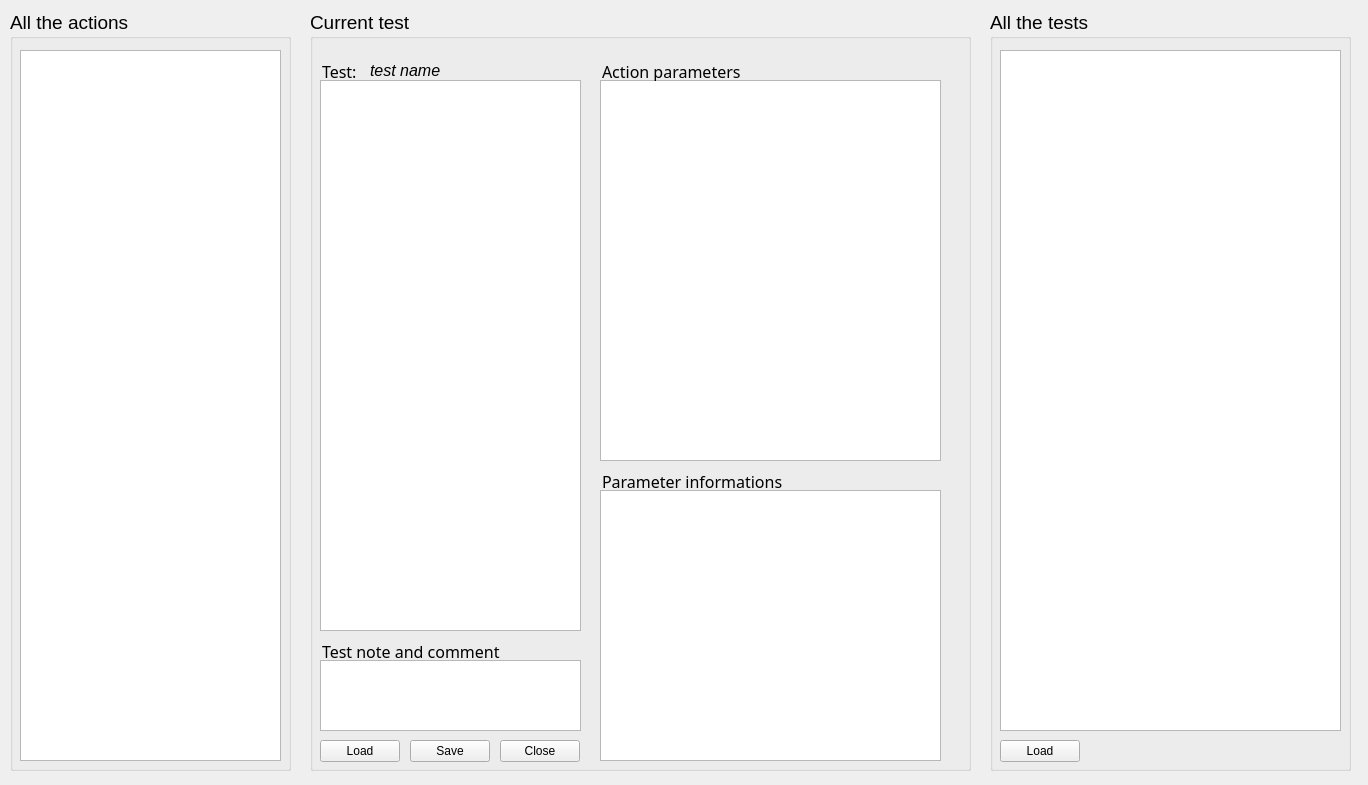
The window that scriptbuilder/mainwindow.ui (robotology/blocktest) describes before a commit, drawn with Qt 5.
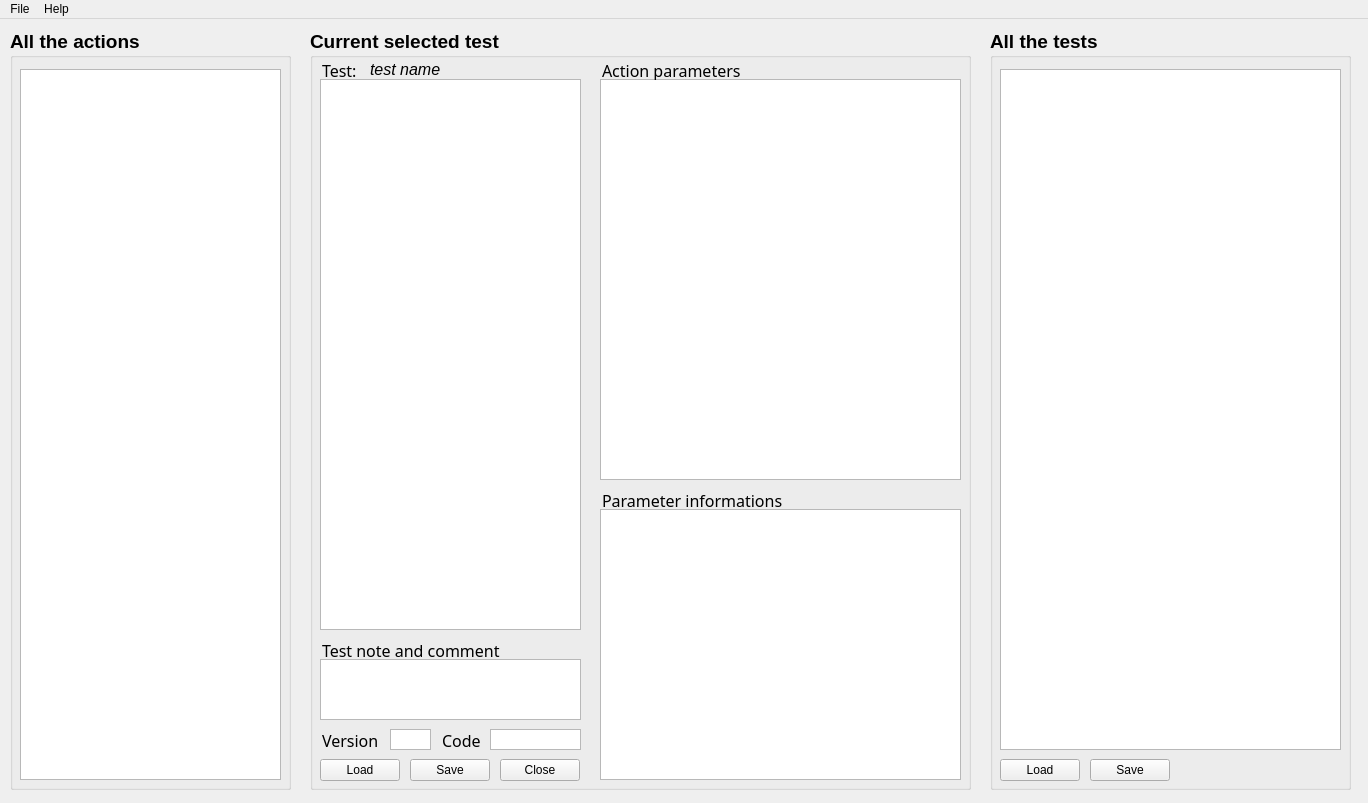
The same window after the commit.

Diff of the .ui file:
```diff
--- a/scriptbuilder/mainwindow.ui
+++ b/scriptbuilder/mainwindow.ui
@@ -10,7 +10,7 @@
     <x>0</x>
     <y>0</y>
     <width>1368</width>
-    <height>785</height>
+    <height>803</height>
    </rect>
   </property>
   <property name="windowTitle">
@@ -32,10 +32,12 @@
     <property name="font">
      <font>
       <pointsize>14</pointsize>
+      <weight>75</weight>
+      <bold>true</bold>
      </font>
     </property>
     <property name="title">
-     <string>Current test</string>
+     <string>Current selected test</string>
     </property>
     <widget class="QPushButton" name="saveButton">
      <property name="geometry">
@@ -49,6 +51,8 @@
      <property name="font">
       <font>
        <pointsize>9</pointsize>
+       <weight>50</weight>
+       <bold>false</bold>
       </font>
      </property>
      <property name="text">
@@ -67,6 +71,8 @@
      <property name="font">
       <font>
        <pointsize>9</pointsize>
+       <weight>50</weight>
+       <bold>false</bold>
       </font>
      </property>
      <property name="text">
@@ -77,7 +83,7 @@
      <property name="geometry">
       <rect>
        <x>60</x>
-       <y>50</y>
+       <y>30</y>
        <width>111</width>
        <height>20</height>
       </rect>
@@ -98,7 +104,7 @@
      <property name="geometry">
       <rect>
        <x>10</x>
-       <y>70</y>
+       <y>50</y>
        <width>261</width>
        <height>551</height>
       </rect>
@@ -106,6 +112,8 @@
      <property name="font">
       <font>
        <pointsize>10</pointsize>
+       <weight>50</weight>
+       <bold>false</bold>
       </font>
      </property>
      <property name="editTriggers">
@@ -133,6 +141,8 @@
      <property name="font">
       <font>
        <pointsize>9</pointsize>
+       <weight>50</weight>
+       <bold>false</bold>
       </font>
      </property>
      <property name="text">
@@ -143,14 +153,16 @@
      <property name="geometry">
       <rect>
        <x>290</x>
-       <y>70</y>
-       <width>341</width>
-       <height>381</height>
+       <y>50</y>
+       <width>361</width>
+       <height>401</height>
       </rect>
      </property>
      <property name="font">
       <font>
        <pointsize>10</pointsize>
+       <weight>50</weight>
+       <bold>false</bold>
       </font>
      </property>
      <property name="sizeAdjustPolicy">
@@ -201,13 +213,15 @@
       <rect>
        <x>290</x>
        <y>480</y>
-       <width>341</width>
+       <width>361</width>
        <height>271</height>
       </rect>
      </property>
      <property name="font">
       <font>
        <pointsize>10</pointsize>
+       <weight>50</weight>
+       <bold>false</bold>
       </font>
      </property>
      <property name="sizeAdjustPolicy">
@@ -298,7 +312,7 @@
      <property name="geometry">
       <rect>
        <x>290</x>
-       <y>50</y>
+       <y>30</y>
        <width>161</width>
        <height>21</height>
       </rect>
@@ -333,7 +347,7 @@
      <property name="geometry">
       <rect>
        <x>10</x>
-       <y>50</y>
+       <y>30</y>
        <width>41</width>
        <height>21</height>
       </rect>
@@ -368,7 +382,7 @@
      <property name="geometry">
       <rect>
        <x>10</x>
-       <y>630</y>
+       <y>610</y>
        <width>201</width>
        <height>21</height>
       </rect>
@@ -400,15 +414,133 @@
      <property name="geometry">
       <rect>
        <x>10</x>
-       <y>650</y>
+       <y>630</y>
        <width>261</width>
-       <height>71</height>
+       <height>61</height>
       </rect>
      </property>
      <property name="font">
       <font>
        <pointsize>10</pointsize>
+       <weight>50</weight>
+       <bold>false</bold>
       </font>
+     </property>
+     <property name="readOnly">
+      <bool>false</bool>
+     </property>
+    </widget>
+    <widget class="QLineEdit" name="lineEdit_8">
+     <property name="enabled">
+      <bool>true</bool>
+     </property>
+     <property name="geometry">
+      <rect>
+       <x>10</x>
+       <y>700</y>
+       <width>71</width>
+       <height>21</height>
+      </rect>
+     </property>
+     <property name="font">
+      <font>
+       <family>Sans Serif</family>
+       <pointsize>12</pointsize>
+       <weight>50</weight>
+       <italic>false</italic>
+       <bold>false</bold>
+      </font>
+     </property>
+     <property name="autoFillBackground">
+      <bool>false</bool>
+     </property>
+     <property name="styleSheet">
+      <string notr="true">font: 12pt &quot;Sans Serif&quot;;
+background-color: rgba(0, 0, 0, 0);</string>
+     </property>
+     <property name="text">
+      <string>Version</string>
+     </property>
+     <property name="frame">
+      <bool>false</bool>
+     </property>
+    </widget>
+    <widget class="QTextBrowser" name="testVersion">
+     <property name="geometry">
+      <rect>
+       <x>80</x>
+       <y>700</y>
+       <width>41</width>
+       <height>21</height>
+      </rect>
+     </property>
+     <property name="font">
+      <font>
+       <pointsize>10</pointsize>
+       <weight>50</weight>
+       <bold>false</bold>
+      </font>
+     </property>
+     <property name="verticalScrollBarPolicy">
+      <enum>Qt::ScrollBarAlwaysOff</enum>
+     </property>
+     <property name="readOnly">
+      <bool>false</bool>
+     </property>
+    </widget>
+    <widget class="QLineEdit" name="lineEdit_9">
+     <property name="enabled">
+      <bool>true</bool>
+     </property>
+     <property name="geometry">
+      <rect>
+       <x>130</x>
+       <y>700</y>
+       <width>51</width>
+       <height>21</height>
+      </rect>
+     </property>
+     <property name="font">
+      <font>
+       <family>Sans Serif</family>
+       <pointsize>12</pointsize>
+       <weight>50</weight>
+       <italic>false</italic>
+       <bold>false</bold>
+      </font>
+     </property>
+     <property name="autoFillBackground">
+      <bool>false</bool>
+     </property>
+     <property name="styleSheet">
+      <string notr="true">font: 12pt &quot;Sans Serif&quot;;
+background-color: rgba(0, 0, 0, 0);</string>
+     </property>
+     <property name="text">
+      <string>Code</string>
+     </property>
+     <property name="frame">
+      <bool>false</bool>
+     </property>
+    </widget>
+    <widget class="QTextBrowser" name="testCode">
+     <property name="geometry">
+      <rect>
+       <x>180</x>
+       <y>700</y>
+       <width>91</width>
+       <height>21</height>
+      </rect>
+     </property>
+     <property name="font">
+      <font>
+       <pointsize>10</pointsize>
+       <weight>50</weight>
+       <bold>false</bold>
+      </font>
+     </property>
+     <property name="verticalScrollBarPolicy">
+      <enum>Qt::ScrollBarAlwaysOff</enum>
      </property>
     </widget>
    </widget>
@@ -424,6 +556,8 @@
     <property name="font">
      <font>
       <pointsize>14</pointsize>
+      <weight>75</weight>
+      <bold>true</bold>
      </font>
     </property>
     <property name="title">
@@ -441,6 +575,8 @@
      <property name="font">
       <font>
        <pointsize>10</pointsize>
+       <weight>50</weight>
+       <bold>false</bold>
       </font>
      </property>
      <property name="editTriggers">
@@ -466,6 +602,8 @@
     <property name="font">
      <font>
       <pointsize>14</pointsize>
+      <weight>75</weight>
+      <bold>true</bold>
      </font>
     </property>
     <property name="autoFillBackground">
@@ -488,7 +626,9 @@
      </property>
      <property name="font">
       <font>
-       <pointsize>9</pointsize>
+       <pointsize>10</pointsize>
+       <weight>50</weight>
+       <bold>false</bold>
       </font>
      </property>
      <property name="sizeAdjustPolicy">
@@ -549,17 +689,79 @@
      <property name="font">
       <font>
        <pointsize>9</pointsize>
+       <weight>50</weight>
+       <bold>false</bold>
       </font>
      </property>
      <property name="text">
       <string>Load</string>
      </property>
     </widget>
+    <widget class="QPushButton" name="saveTests">
+     <property name="geometry">
+      <rect>
+       <x>100</x>
+       <y>730</y>
+       <width>80</width>
+       <height>22</height>
+      </rect>
+     </property>
+     <property name="font">
+      <font>
+       <pointsize>9</pointsize>
+       <weight>50</weight>
+       <bold>false</bold>
+      </font>
+     </property>
+     <property name="text">
+      <string>Save</string>
+     </property>
+    </widget>
    </widget>
    <zorder>actionsBox</zorder>
    <zorder>scriptBox</zorder>
    <zorder>testListBox</zorder>
   </widget>
+  <widget class="QMenuBar" name="menuBar">
+   <property name="geometry">
+    <rect>
+     <x>0</x>
+     <y>0</y>
+     <width>1368</width>
+     <height>19</height>
+    </rect>
+   </property>
+   <widget class="QMenu" name="menuSettings">
+    <property name="title">
+     <string>File</string>
+    </property>
+    <addaction name="actionSetting"/>
+    <addaction name="actionExit"/>
+   </widget>
+   <widget class="QMenu" name="menuHelp">
+    <property name="title">
+     <string>Help</string>
+    </property>
+    <addaction name="actionAbout"/>
+   </widget>
+   <addaction name="menuSettings"/>
+   <addaction name="menuHelp"/>
+  </widget>
+  <action name="actionSetting">
+   <property name="text">
+    <string>Setting</string>
+   </property>
+  </action>
+  <action name="actionExit">
+   <property name="text">
+    <string>Exit</string>
+   </property>
+  </action>
+  <action name="actionAbout">
+   <property name="text">
+    <string>About</string>
+   </property>
+  </action>
  </widget>
  <layoutdefault spacing="6" margin="11"/>
  <resources/>
```
Left out of the diff: 5 changed lines with no effect on the pictures.
